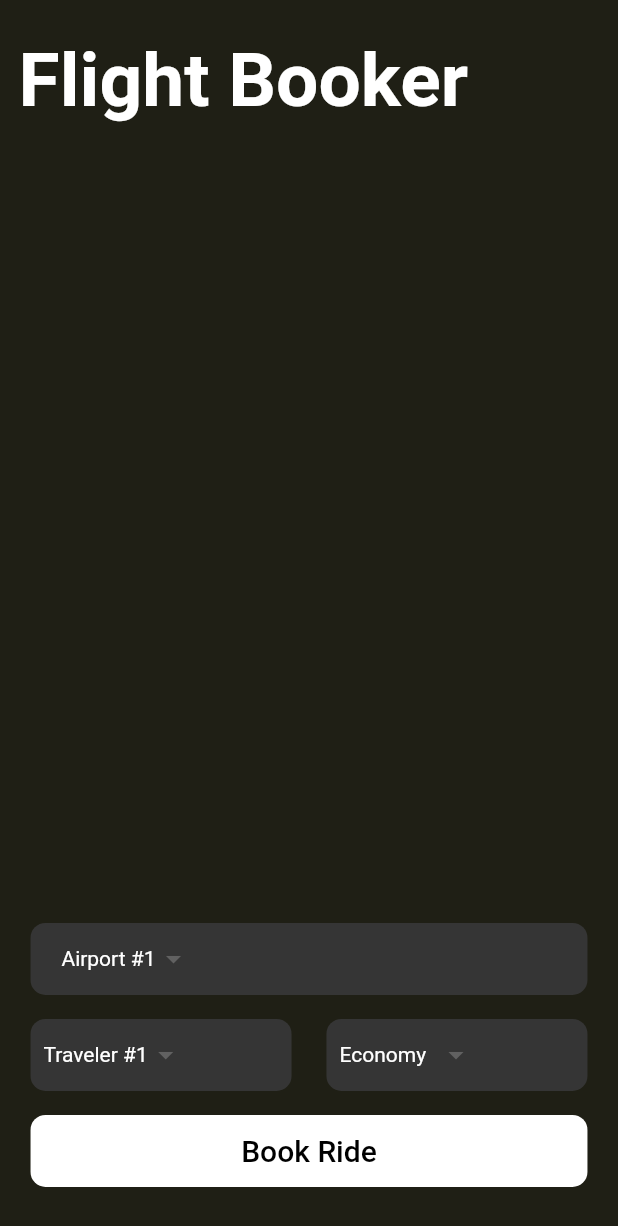
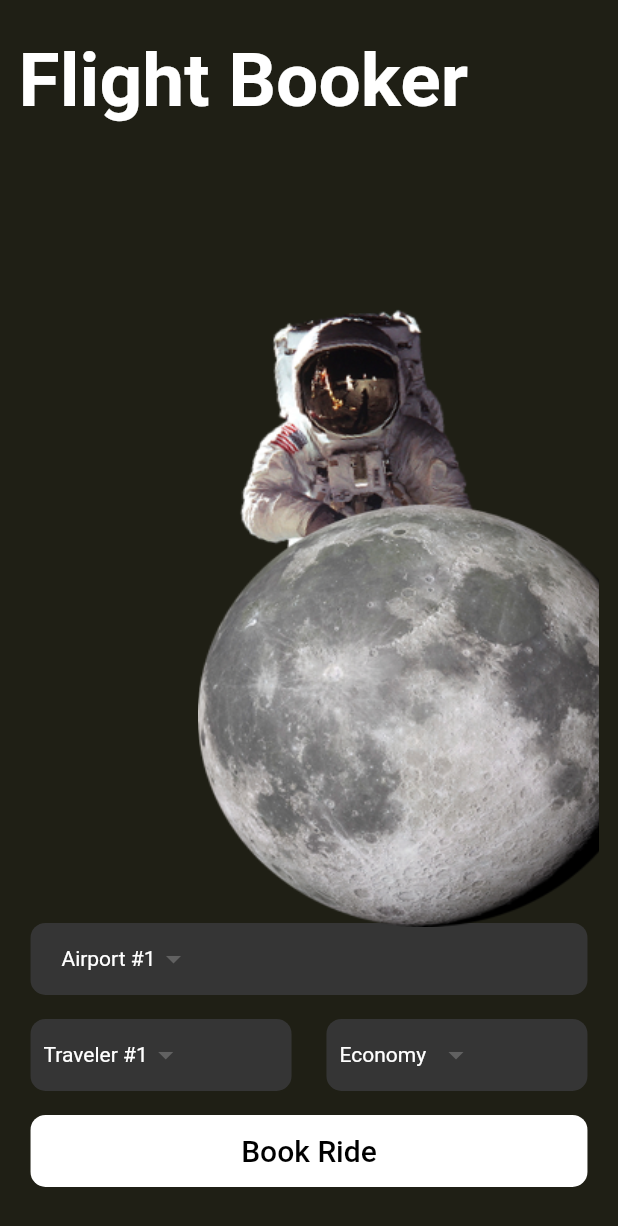
Before and after one commit to phin01/flutter_learning, a Flutter app: the screen it shows after launch, on a phone screen of 412 x 824 dp. Shown: the top 1226 px of the screen. Run offline on Flutter 3.47's test engine with Material 2 defaults, Android fonts, the phone set to English and light mode, and no system bars.

Commit message:
Add overlay astronaut image

```diff
--- a/go_moon/lib/pages/home_page.dart
+++ b/go_moon/lib/pages/home_page.dart
@@ -17,7 +17,8 @@ class HomePage extends StatelessWidget {
         height: _deviceHeight,
         width: _deviceWidth,
         padding: EdgeInsets.symmetric(horizontal: _deviceWidth * 0.03, vertical: _deviceHeight * 0.03),
-        child: Column(
+        child: Stack(children: [
+          Column(
           mainAxisAlignment: MainAxisAlignment.spaceBetween,
           //mainAxisSize: MainAxisSize.max,
           crossAxisAlignment: CrossAxisAlignment.start,
@@ -38,6 +39,8 @@ class HomePage extends StatelessWidget {
                 ],
               )
           ],),
+          Align(alignment: Alignment.centerRight, child:_astronautImageWidget()),
+        ],)
       ),
     );
   }
@@ -45,6 +48,8 @@ class HomePage extends StatelessWidget {
   // Returns a Container widget with the image of the Astronaut
   Widget _astronautImageWidget() {
     return Container(
+      height: _deviceHeight * 0.5,
+      width: _deviceWidth * 0.65,
         decoration: const BoxDecoration(
           image: DecorationImage(
             image: AssetImage("assets/images/astro_moon.png"),
```
